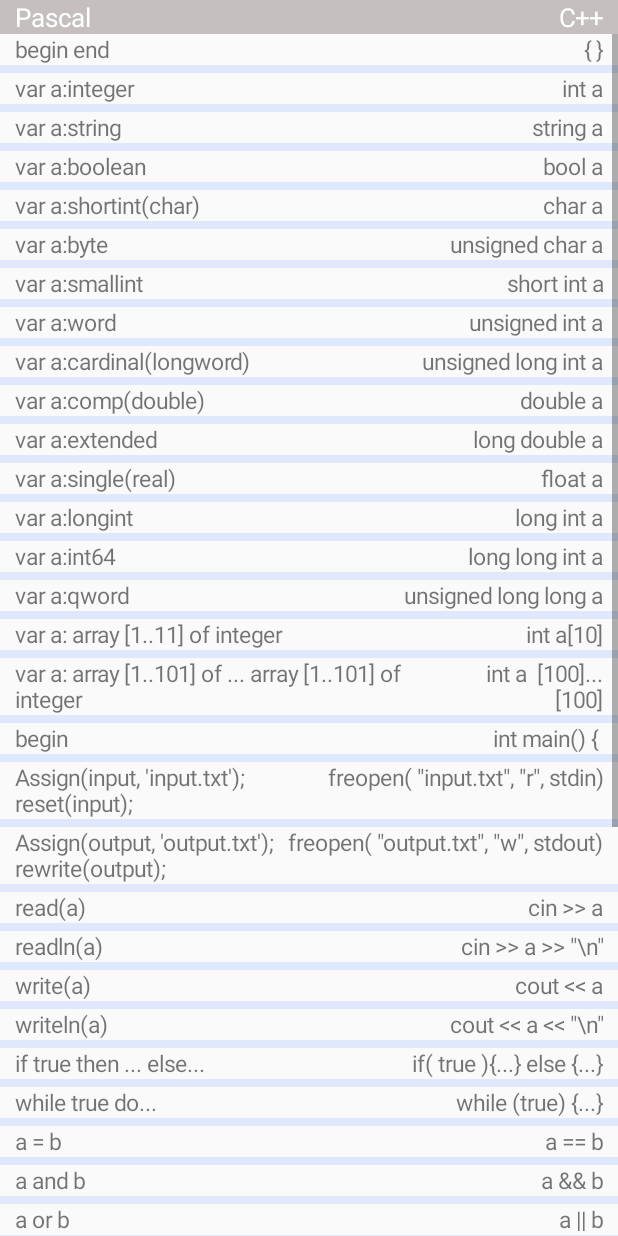
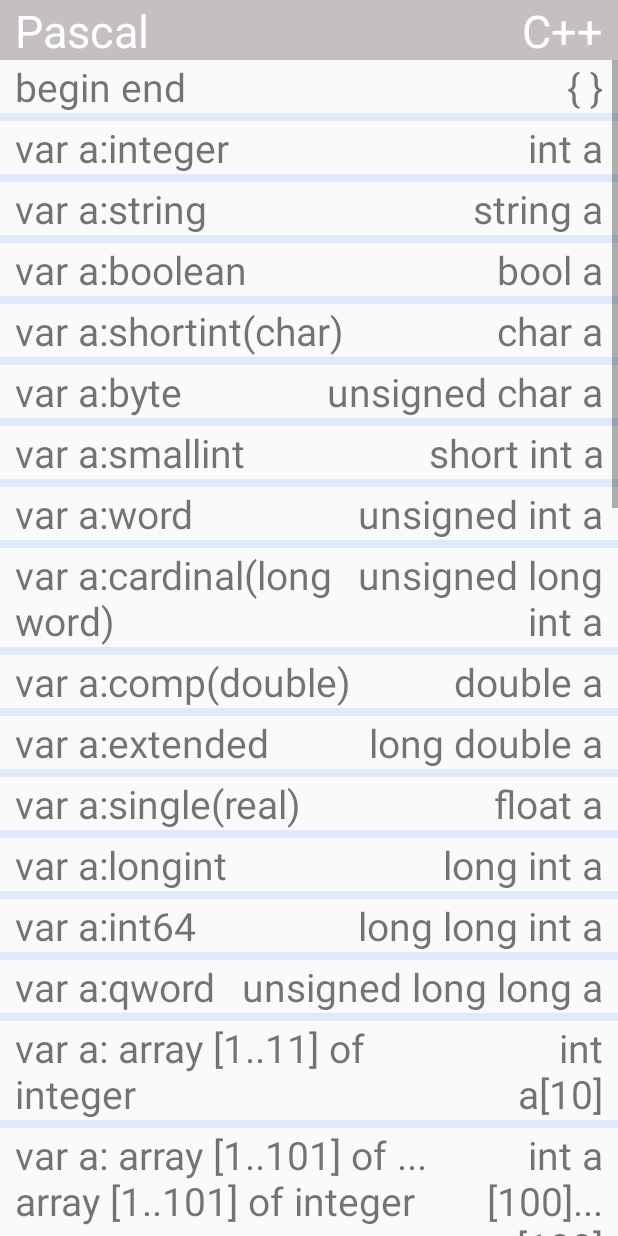
Before and after one commit to Ksenia-C/Easy, an Android app: the screen it shows after launch (MainActivity5), after a tap on "СПРАВОЧНИК", on a phone screen of 412 x 824 dp. Run offline under Robolectric (Android 15) with nearby library versions, the phone set to English and light mode, and no system bars.

Commit message:
new prod

```diff
--- a/app/src/main/java/com/example/ksenia/myproject1_proect/MainActivity2.java
+++ b/app/src/main/java/com/example/ksenia/myproject1_proect/MainActivity2.java
@@ -27,10 +27,10 @@ public class MainActivity2 extends AppCompatActivity {
         Button men= findViewById(R.id.Button0);
         edit= findViewById(R.id.editText1);
         edit.setMovementMethod(new ScrollingMovementMethod());
-        edit.setTextSize(height/90);
+        edit.setTextSize(height/50);
         edit.setPadding(width/15,1,width/15,1);
-        bt.setTextSize(height/90);
-        men.setTextSize(height/90);
+        bt.setTextSize(height/50);
+        men.setTextSize(height/50);
         View.OnClickListener listener=new View.OnClickListener() {
             @Override
             public void onClick(View v){
--- a/app/src/main/java/com/example/ksenia/myproject1_proect/MainActivity3.java
+++ b/app/src/main/java/com/example/ksenia/myproject1_proect/MainActivity3.java
@@ -197,10 +197,10 @@ public class MainActivity3 extends AppCompatActivity {
         code_to_back=code;
         text_in_layout= (TextView) findViewById(R.id.TextView2);
         text_in_layout.setMovementMethod(new ScrollingMovementMethod());
-        text_in_layout.setTextSize(height/90);
+        text_in_layout.setTextSize(height/50);
 
         Button bt=(Button)findViewById(R.id.Button2);
-        bt.setTextSize(height/90);
+        bt.setTextSize(height/50);
         Thread thread=new Thread(new AnotherRunnable());
         thread.start();
         View.OnClickListener listener=new View.OnClickListener() {
--- a/app/src/main/java/com/example/ksenia/myproject1_proect/MainActivity4.java
+++ b/app/src/main/java/com/example/ksenia/myproject1_proect/MainActivity4.java
@@ -25,11 +25,11 @@ public class MainActivity4 extends AppCompatActivity {
         tohelp=findViewById(R.id.togivehelp);
         toauthor=findViewById(R.id.tosendletter);
 
-        totr1.setTextSize(height/90);
-        totr2.setTextSize(height/90);
-        todescr.setTextSize(height/90);
-        tohelp.setTextSize(height/90);
-        toauthor.setTextSize(height/90);
+        totr1.setTextSize(height/50);
+        totr2.setTextSize(height/50);
+        todescr.setTextSize(height/50);
+        tohelp.setTextSize(height/50);
+        toauthor.setTextSize(height/50);
         View.OnClickListener listener=new View.OnClickListener() {
             @Override
             public void onClick(View v){
--- a/app/src/main/java/com/example/ksenia/myproject1_proect/MainActivity5.java
+++ b/app/src/main/java/com/example/ksenia/myproject1_proect/MainActivity5.java
@@ -22,10 +22,10 @@ public class MainActivity5 extends Activity {
         int width=dm.widthPixels;
         int height=dm.heightPixels;
         TextView bt1=(TextView) findViewById(R.id.titlep);
-        bt1.setTextSize(height/70);
+        bt1.setTextSize(height/40);
         bt1=(TextView) findViewById(R.id.titlec);
-        bt1.setTextSize(height/70);
-        MyMonthAdapter adapter = new MyMonthAdapter(this, makeMas(),height/80);
+        bt1.setTextSize(height/40);
+        MyMonthAdapter adapter = new MyMonthAdapter(this, makeMas(),height/46);
         ListView lv =  findViewById(R.id.List);
 
         lv.setAdapter(adapter);
--- a/app/src/main/java/com/example/ksenia/myproject1_proect/MainActivity7.java
+++ b/app/src/main/java/com/example/ksenia/myproject1_proect/MainActivity7.java
@@ -22,7 +22,7 @@ public class MainActivity7 extends AppCompatActivity {
         int height=dm.heightPixels;
         TextView text7 = findViewById(R.id.texthelp);
         text7.setMovementMethod(new ScrollingMovementMethod());
-        text7.setTextSize(height/90);
+        text7.setTextSize(height/50);
         text7.setTextColor(Color.BLACK);
         text7.setText(getString(R.string.a11)+"\n"+getString(R.string.a12)+"\n"+getString(R.string.a13)+"\n"+getString(R.string.a14)+"\n"+getString(R.string.a15)+"\n"+getString(R.string.a16)+"\n"+getString(R.string.a17));
 
--- a/app/src/main/java/com/example/ksenia/myproject1_proect/MyEditText.java
+++ b/app/src/main/java/com/example/ksenia/myproject1_proect/MyEditText.java
@@ -30,7 +30,7 @@ public class MyEditText extends android.support.v7.widget.AppCompatEditText {
         paint.setColor(Color.parseColor("#EFAF8C"));
         DisplayMetrics dm = getResources().getDisplayMetrics();
         int densityDpi = dm.heightPixels;
-        paint.setTextSize(densityDpi/39);
+        paint.setTextSize(densityDpi/33);
     }
 
 
--- a/app/src/main/res/layout/activity_main2.xml
+++ b/app/src/main/res/layout/activity_main2.xml
@@ -26,7 +26,7 @@
             android:layout_height="match_parent"
             android:layout_weight="1"
             android:background="@color/forme"
-            tools:ignore="NestedWeights">
+            >
 
         </LinearLayout>
 
@@ -42,7 +42,7 @@
             android:hint="@string/putyourcode"
             android:textSize="9pt"
             android:paddingStart="35dp"
-            tools:ignore="RtlSymmetry" />
+             />
         <LinearLayout
             android:layout_width="wrap_content"
             android:layout_height="match_parent"
--- a/app/src/main/res/layout/activity_main3.xml
+++ b/app/src/main/res/layout/activity_main3.xml
@@ -27,7 +27,7 @@
             android:layout_height="match_parent"
             android:layout_weight="1"
             android:background="@color/forme"
-            tools:ignore="NestedWeights">
+            >
 
         </LinearLayout>
 
--- a/app/src/main/res/layout/activity_main4.xml
+++ b/app/src/main/res/layout/activity_main4.xml
@@ -13,7 +13,7 @@
         android:layout_width="match_parent"
         android:layout_height="411dp"
         android:orientation="vertical"
-        tools:ignore="UselessParent">
+        >
 
         <LinearLayout
             android:layout_width="match_parent"
--- a/app/src/main/res/layout/activity_main5.xml
+++ b/app/src/main/res/layout/activity_main5.xml
@@ -5,7 +5,7 @@
     android:layout_width="match_parent"
     android:layout_height="match_parent"
     tools:context="com.example.ksenia.myproject1_proect.MainActivity"
-    android:baselineAligned="false">
+    >
 
 
     <TableLayout
@@ -13,8 +13,7 @@
         android:layout_width="0dp"
         android:layout_height="match_parent"
         android:layout_weight="4"
-
-        tools:ignore="UselessParent">
+        >
 
         <TableRow
             android:layout_width="match_parent"
@@ -35,7 +34,7 @@
                 android:gravity="start"
                 android:paddingLeft="10dp"
                 android:paddingStart="10dp"
-                tools:ignore="RtlSymmetry" />
+                 />
 
             <TextView
                 android:id="@+id/titlec"
@@ -48,7 +47,7 @@
                 android:text="@string/Cplusplus"
                 android:textSize="14pt"
                 android:paddingEnd="10dp"
-                tools:ignore="RtlSymmetry" />
+                />
         </TableRow>
 
         <ListView
--- a/app/src/main/res/layout/activity_main6.xml
+++ b/app/src/main/res/layout/activity_main6.xml
@@ -25,7 +25,7 @@
             android:layout_height="match_parent"
             android:layout_weight="1"
             android:background="@color/forme"
-            tools:ignore="NestedWeights">
+            >
 
         </LinearLayout>
 
@@ -68,7 +68,7 @@
             android:layout_height="match_parent"
             android:layout_weight="1"
             android:background="@color/forme"
-            tools:ignore="NestedWeights">
+            >
 
         </LinearLayout>
 
@@ -111,7 +111,7 @@
             android:layout_height="match_parent"
             android:layout_weight="1"
             android:background="@color/forme"
-            tools:ignore="NestedWeights">
+            >
 
         </LinearLayout>
 
--- a/app/src/main/res/values/strings.xml
+++ b/app/src/main/res/values/strings.xml
@@ -14,7 +14,7 @@
     <string name="a16">Надеюсь, моя работа поможет вам.</string>
     <string name="a17">Петренко Ксения Евгеньевна
     г. Владивосток 2018 IT школа Samsung</string>
-    <string name="title_of_pr">program</string>
+    <string name="title_of_pr">EASY</string>
     <string name="pascal">Pascal</string>
     <string name="send0">отправить</string>
     <string name="answerinme">ответ в разработке</string>
```
Also changed, not shown: app/src/main/java/com/example/ksenia/myproject1_proect/MainActivity6.java (+4 -4 lines).
